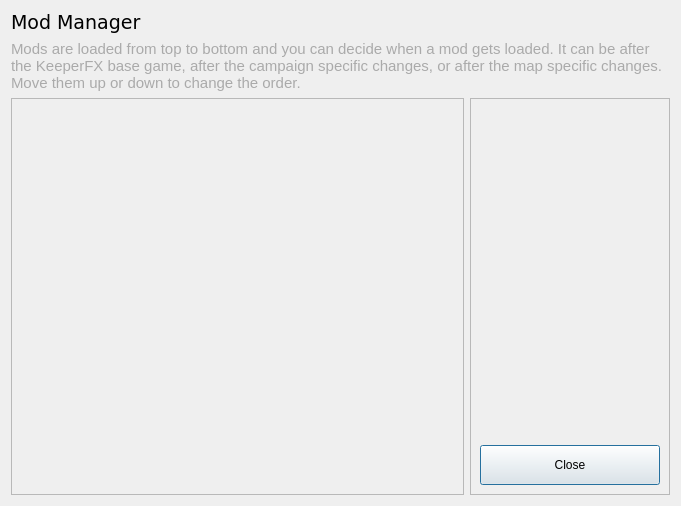
First picture: the form in ui/modmanagerdialog.ui, repository ForkedInTime/keeperfx-launcher-qt-linux, before the edit.
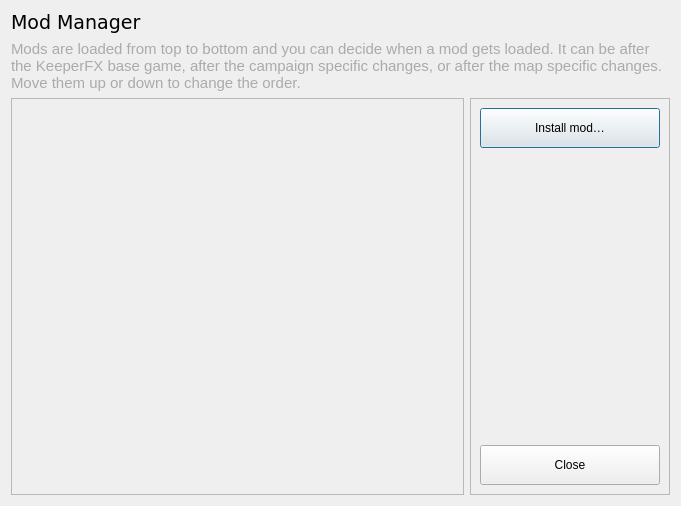
Second picture: the form after the edit. Icons and pictures are not drawn.

Commit message: feat(mods): "Install mod…" button — install a mod from a .7z/.zip archive

```diff
--- a/ui/modmanagerdialog.ui
+++ b/ui/modmanagerdialog.ui
@@ -135,7 +135,33 @@
          <number>9</number>
         </property>
         <item>
-         <widget class="QWidget" name="spacerWidget" native="true"/>
+         <widget class="QPushButton" name="installButton">
+          <property name="minimumSize">
+           <size>
+            <width>0</width>
+            <height>40</height>
+           </size>
+          </property>
+          <property name="toolTip">
+           <string>Install a mod from a .7z or .zip archive (e.g. a keeperfx.net workshop download)</string>
+          </property>
+          <property name="text">
+           <string>Install mod…</string>
+          </property>
+         </widget>
+        </item>
+        <item>
+         <spacer name="rightSpacer">
+          <property name="orientation">
+           <enum>Qt::Orientation::Vertical</enum>
+          </property>
+          <property name="sizeHint" stdset="0">
+           <size>
+            <width>20</width>
+            <height>40</height>
+           </size>
+          </property>
+         </spacer>
         </item>
         <item>
          <widget class="QPushButton" name="closeButton">
```
The commit also changes 4 other files.
